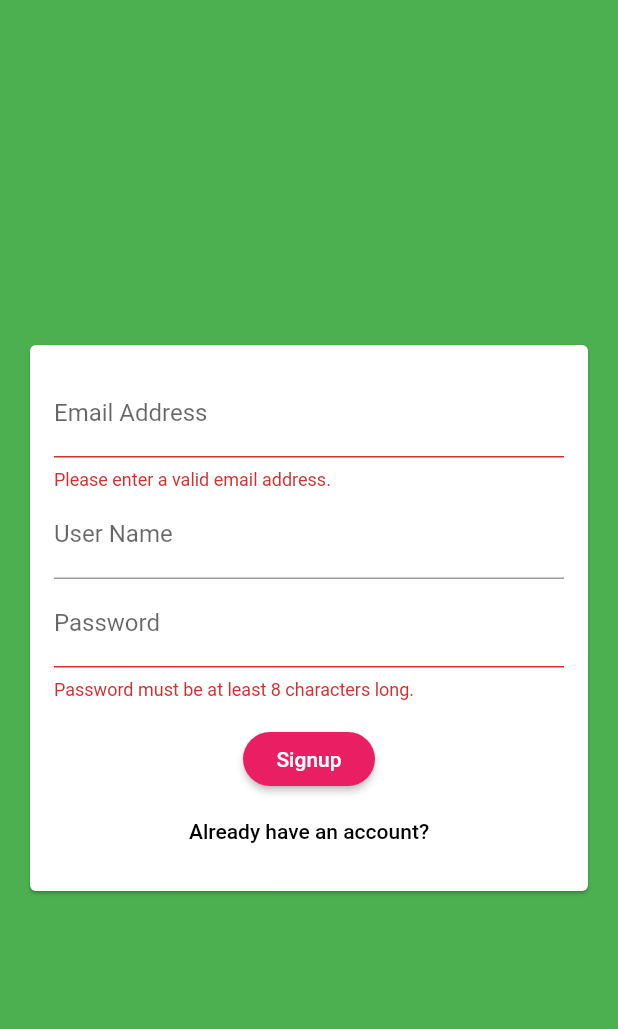
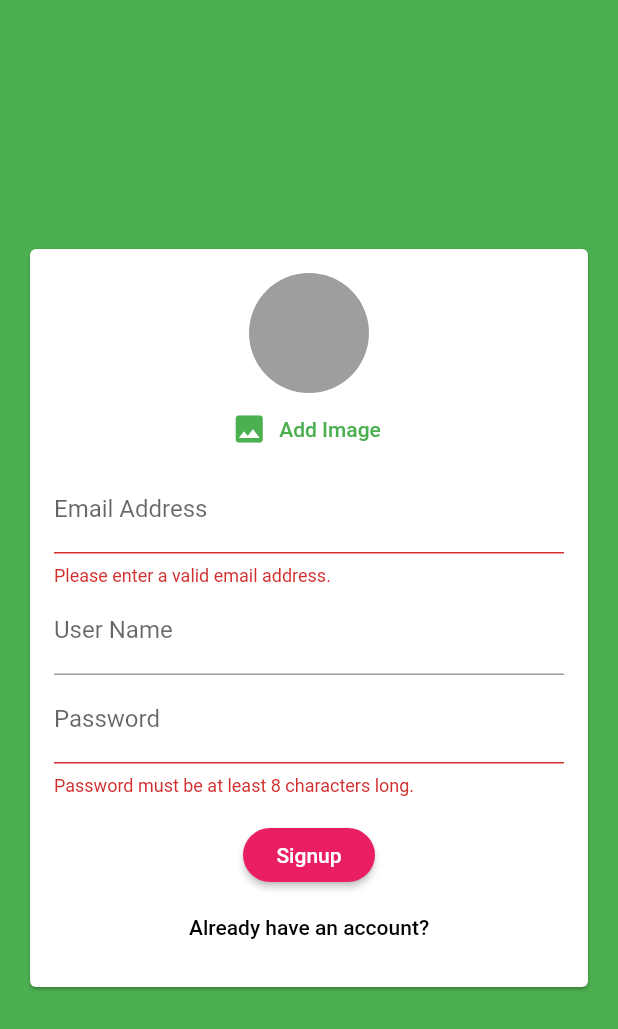
Before and after one commit to FAKRUL-77/Flutter, a Flutter app: the screen it shows after launch, after a tap on "Login", after a tap on "Create new account", on a phone screen of 412 x 824 dp. Shown: the top 1029 px of the screen. Run offline on Flutter 3.47's test engine with Material 2 defaults, Android fonts, the phone set to English and light mode, and no system bars; our stand-ins replace cloud_firestore, firebase_auth, firebase_core, firebase_messaging, firebase_storage, image_picker and 3 more; missing offline and left inert: ff_navigation_bar; accounts and stored records are empty.

Commit message:
Second Commit

```diff
--- a/Chat app/my_chat/lib/main.dart
+++ b/Chat app/my_chat/lib/main.dart
@@ -1,6 +1,9 @@
+import 'package:firebase_auth/firebase_auth.dart';
 import 'package:flutter/material.dart';
 import 'package:my_chat/screens/auth_screen.dart';
 import 'package:firebase_core/firebase_core.dart';
+import 'package:firebase_auth/firebase_auth.dart';
+import 'package:my_chat/screens/chat_screen.dart';
 
 void main() async {
   WidgetsFlutterBinding.ensureInitialized();
@@ -26,7 +29,17 @@ class MyApp extends StatelessWidget {
           ),
         ),
       ),
-      home: AuthScreen(),
+      debugShowCheckedModeBanner: false,
+      home: StreamBuilder(
+        stream: FirebaseAuth.instance.authStateChanges(),
+        builder: (ctx, userSnapshot) {
+          if (userSnapshot.hasData) {
+            return ChatScreen();
+          } else {
+            return AuthScreen();
+          }
+        },
+      ),
     );
   }
 }
--- a/Chat app/my_chat/lib/widgets/auth/auth_form.dart
+++ b/Chat app/my_chat/lib/widgets/auth/auth_form.dart
@@ -1,11 +1,16 @@
+import 'dart:io';
+
 import 'package:flutter/material.dart';
+import 'package:my_chat/widgets/pickers/user_image_picker.dart';
 
 class AuthForm extends StatefulWidget {
-  AuthForm(this.submitFn);
+  AuthForm(this.submitFn, this.isLoading);
+  final bool isLoading;
   final void Function(
     String email,
     String password,
     String username,
+    File image,
     bool isLogin,
     BuildContext ctx,
   ) submitFn;
@@ -19,16 +24,31 @@ class _AuthFormState extends State<AuthForm> {
   String _userName = '';
   String _userEmail = '';
   String _userPassword = '';
+  File _userImageFile;
+
+  void _pickedImage(File image) {
+    _userImageFile = image;
+  }
 
   void _submit() {
     final isValid = _formKey.currentState.validate();
     FocusScope.of(context).unfocus();
+    if (_userImageFile == null && !_isLogin) {
+      Scaffold.of(context).showSnackBar(
+        SnackBar(
+          content: Text('Please pick an image.'),
+          backgroundColor: Theme.of(context).errorColor,
+        ),
+      );
+      return;
+    }
     if (isValid) {
       _formKey.currentState.save();
       widget.submitFn(
         _userEmail.trim(),
         _userPassword.trim(),
         _userName.trim(),
+        _userImageFile,
         _isLogin,
         context,
       );
@@ -48,6 +68,7 @@ class _AuthFormState extends State<AuthForm> {
               child: Column(
                 mainAxisSize: MainAxisSize.min,
                 children: [
+                  if (!_isLogin) UserImagePicker(_pickedImage),
                   TextFormField(
                     key: ValueKey('email'),
                     validator: (value) {
@@ -93,10 +114,12 @@ class _AuthFormState extends State<AuthForm> {
                   SizedBox(
                     height: 15,
                   ),
-                  RaisedButton(
-                    child: Text(_isLogin ? 'Login' : 'Signup'),
-                    onPressed: _submit,
-                  ),
+                  if (widget.isLoading) CircularProgressIndicator(),
+                  if (!widget.isLoading)
+                    RaisedButton(
+                      child: Text(_isLogin ? 'Login' : 'Signup'),
+                      onPressed: _submit,
+                    ),
                   FlatButton(
                     onPressed: () {
                       setState(() {
--- /dev/null
+++ b/Chat app/my_chat/lib/widgets/pickers/user_image_picker.dart
@@ -0,0 +1,50 @@
+import 'dart:io';
+
+import 'package:flutter/material.dart';
+import 'package:image_picker/image_picker.dart';
+
+class UserImagePicker extends StatefulWidget {
+  UserImagePicker(this.imagePickFn);
+  final void Function(File pickedImage) imagePickFn;
+  @override
+  _UserImagePickerState createState() => _UserImagePickerState();
+}
+
+class _UserImagePickerState extends State<UserImagePicker> {
+  File _pickedImage;
+  final picker = ImagePicker();
+  Future _pickImage() async {
+    final pickedFile = await picker.getImage(
+      source: ImageSource.gallery,
+      imageQuality: 60,
+    );
+    setState(() {
+      if (pickedFile != null) {
+        _pickedImage = File(pickedFile.path);
+      } else {
+        print('No message selected.');
+      }
+    });
+    widget.imagePickFn(_pickedImage);
+  }
+
+  @override
+  Widget build(BuildContext context) {
+    return Column(
+      children: [
+        CircleAvatar(
+          radius: 40,
+          backgroundImage:
+              _pickedImage != null ? FileImage(_pickedImage) : null,
+          backgroundColor: Colors.grey,
+        ),
+        FlatButton.icon(
+          textColor: Theme.of(context).primaryColor,
+          onPressed: _pickImage,
+          icon: Icon(Icons.image),
+          label: Text('Add Image'),
+        ),
+      ],
+    );
+  }
+}
--- a/Chat app/my_chat/pubspec.yaml
+++ b/Chat app/my_chat/pubspec.yaml
@@ -30,6 +30,9 @@ dependencies:
   cloud_firestore: ^1.0.3
   firebase_core: ^1.0.2
   firebase_auth: ^1.0.1
+  image_picker: ^0.7.4
+  firebase_storage: ^8.0.1
+  firebase_messaging: ^9.1.0
 
 dev_dependencies:
   flutter_test:
```
Also changed, not shown: Chat app/my_chat/lib/screens/auth_screen.dart (+58 -36 lines), Chat app/my_chat/lib/screens/chat_screen.dart (+74 -26 lines), Chat app/my_chat/lib/widgets/chat/circular_profile.dart (added, +21 -0 lines), Chat app/my_chat/lib/widgets/chat/message_bubble.dart (added, +65 -0 lines), Chat app/my_chat/lib/widgets/chat/messages.dart (added, +39 -0 lines), Chat app/my_chat/lib/widgets/chat/new_message.dart (added, +62 -0 lines), Chat app/my_chat/pubspec.lock, 2 other files.
